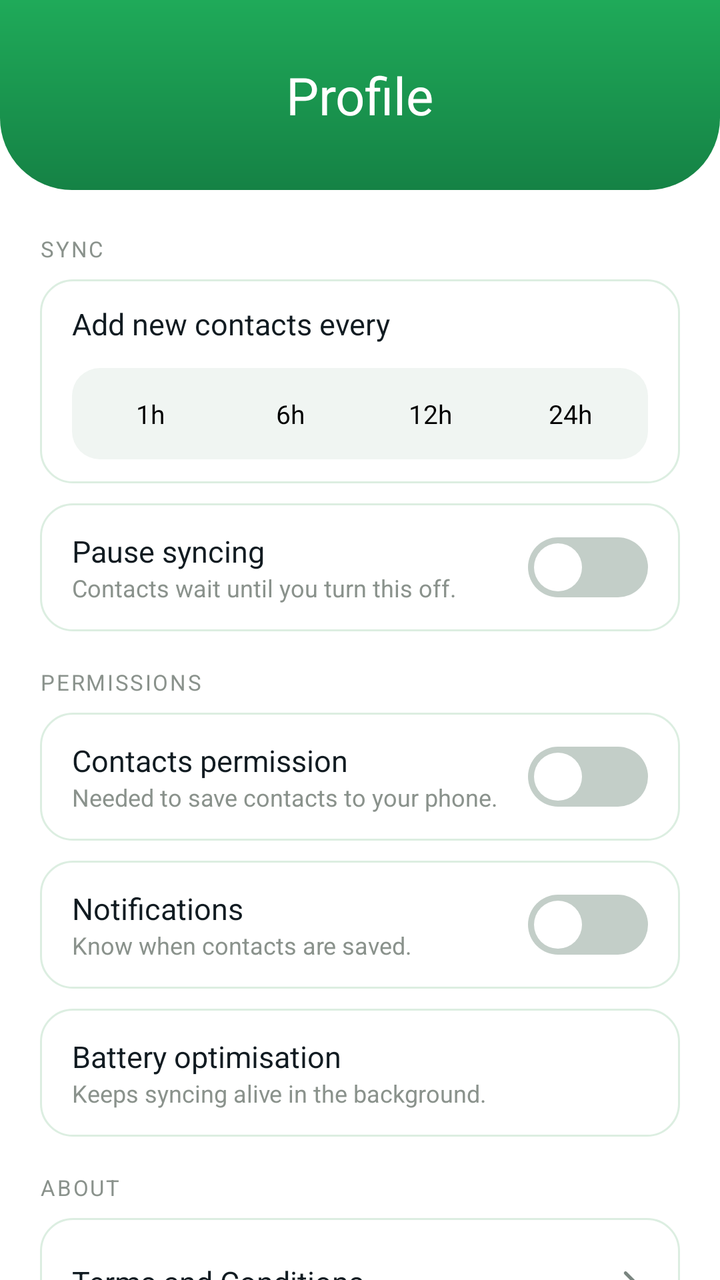
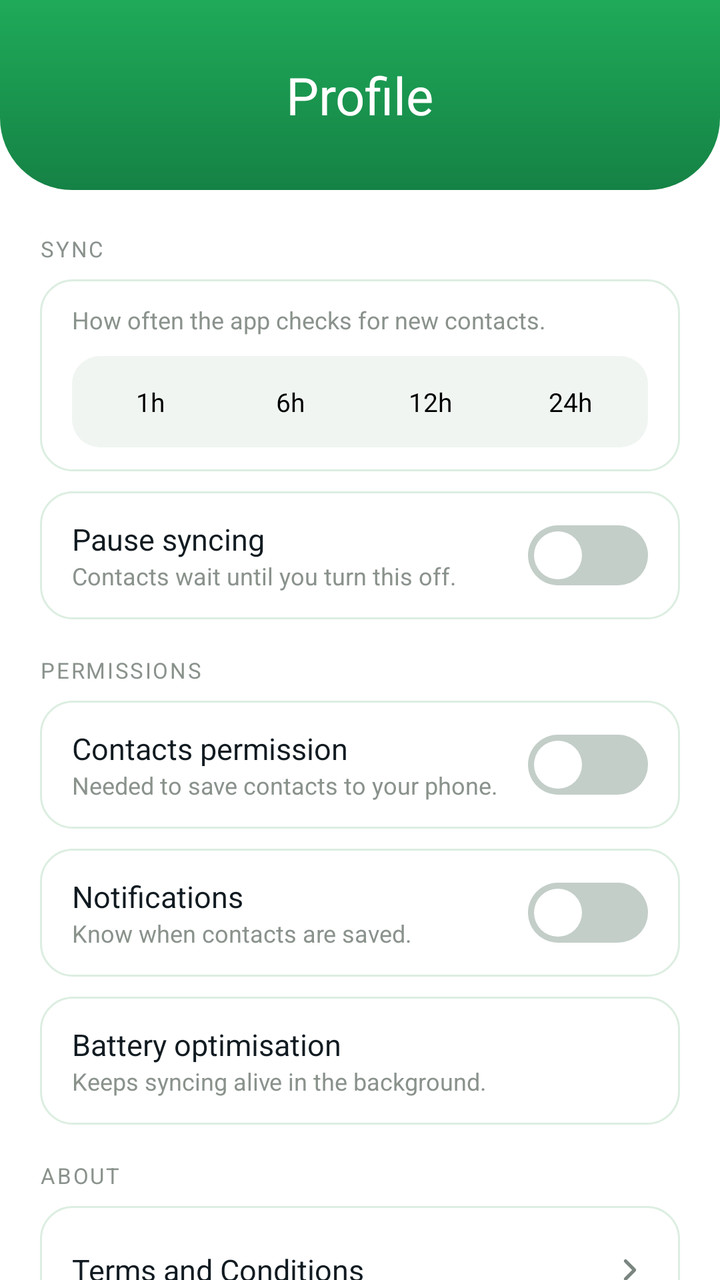

Screens rendered from an Android XML layout before and after an edit, with the pre-edit source and the edit as a unified diff.
<!-- AndroidManifest.xml: application theme Theme.ViewGrow.Starting -->
<!-- res/layout/fragment_profile.xml -->
<?xml version="1.0" encoding="utf-8"?>
<LinearLayout xmlns:android="http://schemas.android.com/apk/res/android"
    xmlns:app="http://schemas.android.com/apk/res-auto"
    android:layout_width="match_parent"
    android:layout_height="match_parent"
    android:background="@color/surface"
    android:orientation="vertical">

    
    <LinearLayout
        android:id="@+id/hero"
        android:layout_width="match_parent"
        android:layout_height="wrap_content"
        android:background="@drawable/bg_hero"
        android:gravity="center_horizontal"
        android:orientation="vertical"
        android:paddingTop="30dp"
        android:paddingBottom="30dp">
        <TextView
            android:layout_width="wrap_content"
            android:layout_height="wrap_content"
            android:tag="extrabold"
            android:text="Profile"
            android:textColor="@color/white"
            android:textSize="26sp" />
    </LinearLayout>

    <ScrollView
        android:layout_width="match_parent"
        android:layout_height="0dp"
        android:layout_weight="1"
        android:clipToPadding="false"
        android:paddingBottom="90dp"
        android:scrollbars="none">

        
        <LinearLayout
            android:layout_width="match_parent"
            android:layout_height="wrap_content"
            android:orientation="vertical"
            android:paddingStart="20dp"
            android:paddingTop="22dp"
            android:paddingEnd="20dp"
            android:paddingBottom="20dp">

            <TextView style="@style/SectionLabel" android:layout_marginTop="0dp" android:text="SYNC" />

            
            <LinearLayout
                android:id="@+id/row_interval"
                style="@style/SettingRow"
                android:orientation="vertical"
                android:gravity="start">
                <TextView style="@style/SettingTitle" android:text="Add new contacts every" />
                <LinearLayout
                    android:layout_width="match_parent"
                    android:layout_height="wrap_content"
                    android:layout_marginTop="12dp"
                    android:background="@drawable/bg_seg_track"
                    android:orientation="horizontal"
                    android:padding="4dp">
                    <TextView
                        android:id="@+id/seg_1"
                        android:layout_width="0dp"
                        android:layout_height="wrap_content"
                        android:layout_weight="1"
                        android:gravity="center"
                        android:paddingTop="10dp"
                        android:paddingBottom="10dp"
                        android:tag="semibold"
                        android:text="1h"
                        android:textSize="13sp" />
                    <TextView
                        android:id="@+id/seg_6"
                        android:layout_width="0dp"
                        android:layout_height="wrap_content"
                        android:layout_weight="1"
                        android:gravity="center"
                        android:paddingTop="10dp"
                        android:paddingBottom="10dp"
                        android:tag="semibold"
                        android:text="6h"
                        android:textSize="13sp" />
                    <TextView
                        android:id="@+id/seg_12"
                        android:layout_width="0dp"
                        android:layout_height="wrap_content"
                        android:layout_weight="1"
                        android:gravity="center"
                        android:paddingTop="10dp"
                        android:paddingBottom="10dp"
                        android:tag="semibold"
                        android:text="12h"
                        android:textSize="13sp" />
                    <TextView
                        android:id="@+id/seg_24"
                        android:layout_width="0dp"
                        android:layout_height="wrap_content"
                        android:layout_weight="1"
                        android:gravity="center"
                        android:paddingTop="10dp"
                        android:paddingBottom="10dp"
                        android:tag="semibold"
                        android:text="24h"
                        android:textSize="13sp" />
                </LinearLayout>
            </LinearLayout>

            <LinearLayout style="@style/SettingRow">
                <LinearLayout
                    android:layout_width="0dp"
                    android:layout_height="wrap_content"
                    android:layout_weight="1"
                    android:orientation="vertical">
                    <TextView style="@style/SettingTitle" android:text="Pause syncing" />
                    <TextView style="@style/SettingSub" android:text="Contacts wait until you turn this off." />
                </LinearLayout>
                <androidx.appcompat.widget.SwitchCompat
                    android:id="@+id/sw_pause"
                    style="@style/SettingSwitch" />
            </LinearLayout>

            <TextView style="@style/SectionLabel" android:text="PERMISSIONS" />

            <LinearLayout style="@style/SettingRow">
                <LinearLayout
                    android:layout_width="0dp"
                    android:layout_height="wrap_content"
                    android:layout_weight="1"
                    android:orientation="vertical">
                    <TextView style="@style/SettingTitle" android:text="Contacts permission" />
                    <TextView style="@style/SettingSub" android:text="Needed to save contacts to your phone." />
                </LinearLayout>
                <androidx.appcompat.widget.SwitchCompat
                    android:id="@+id/sw_contacts"
                    style="@style/SettingSwitch" />
            </LinearLayout>

            <LinearLayout style="@style/SettingRow">
                <LinearLayout
                    android:layout_width="0dp"
                    android:layout_height="wrap_content"
                    android:layout_weight="1"
                    android:orientation="vertical">
                    <TextView style="@style/SettingTitle" android:text="Notifications" />
                    <TextView style="@style/SettingSub" android:text="Know when contacts are saved." />
                </LinearLayout>
                <androidx.appcompat.widget.SwitchCompat
                    android:id="@+id/sw_notif"
                    style="@style/SettingSwitch" />
            </LinearLayout>

            <LinearLayout
                android:id="@+id/row_battery"
                style="@style/SettingRow"
                android:clickable="true"
                android:focusable="true">
                <LinearLayout
                    android:layout_width="0dp"
                    android:layout_height="wrap_content"
                    android:layout_weight="1"
                    android:orientation="vertical">
                    <TextView style="@style/SettingTitle" android:text="Battery optimisation" />
                    <TextView style="@style/SettingSub" android:text="Keeps syncing alive in the background." />
                </LinearLayout>
                <TextView
                    android:id="@+id/battery_chip"
                    android:layout_width="wrap_content"
                    android:layout_height="wrap_content"
                    android:layout_marginStart="12dp"
                    android:paddingStart="9dp"
                    android:paddingTop="3dp"
                    android:paddingEnd="9dp"
                    android:paddingBottom="3dp"
                    android:tag="semibold"
                    android:textSize="11sp" />
            </LinearLayout>

            <TextView style="@style/SectionLabel" android:text="ABOUT" />

            <LinearLayout
                android:id="@+id/row_terms"
                style="@style/SettingRow"
                android:clickable="true"
                android:focusable="true">
                <TextView style="@style/SettingTitle" android:layout_width="0dp" android:layout_weight="1" android:text="Terms and Conditions" />
                <ImageView
                    android:layout_width="18dp"
                    android:layout_height="18dp"
                    android:contentDescription="@null"
                    android:src="@drawable/ic_chevron_right" />
            </LinearLayout>

            <LinearLayout
                android:id="@+id/row_privacy"
                style="@style/SettingRow"
                android:clickable="true"
                android:focusable="true">
                <TextView style="@style/SettingTitle" android:layout_width="0dp" android:layout_weight="1" android:text="Privacy Policy" />
                <ImageView
                    android:layout_width="18dp"
                    android:layout_height="18dp"
                    android:contentDescription="@null"
                    android:src="@drawable/ic_chevron_right" />
            </LinearLayout>

            
            <TextView
                android:id="@+id/btn_logout"
                android:layout_width="match_parent"
                android:layout_height="wrap_content"
                android:layout_marginTop="8dp"
                android:background="@drawable/bg_logout"
                android:clickable="true"
                android:focusable="true"
                android:gravity="center"
                android:paddingTop="15dp"
                android:paddingBottom="15dp"
                android:tag="bold"
                android:text="Log out"
                android:textColor="@color/green_text"
                android:textSize="13.5sp" />

            <TextView
                android:id="@+id/btn_delete"
                android:layout_width="match_parent"
                android:layout_height="wrap_content"
                android:layout_marginTop="10dp"
                android:background="@drawable/bg_delete"
                android:clickable="true"
                android:focusable="true"
                android:gravity="center"
                android:paddingTop="15dp"
                android:paddingBottom="15dp"
                android:tag="bold"
                android:text="Delete My Contacts"
                android:textColor="@color/red_dark"
                android:textSize="13.5sp" />

            <TextView
                android:id="@+id/version"
                android:layout_width="match_parent"
                android:layout_height="wrap_content"
                android:layout_marginTop="16dp"
                android:gravity="center"
                android:textColor="@color/muted"
                android:textSize="12sp" />
        </LinearLayout>
    </ScrollView>
</LinearLayout>
<!-- resources referenced by this layout -->
<resources>
  <color name="green_text">#158245</color>
  <color name="muted">#8A928C</color>
  <color name="red_dark">#B3413D</color>
  <color name="surface">#FFFFFF</color>
  <color name="white">#FFFFFF</color>
  <!-- drawable bg_delete (drawable) -->
  <?xml version="1.0" encoding="utf-8"?>
  <shape xmlns:android="http://schemas.android.com/apk/res/android" android:shape="rectangle">
      <solid android:color="@color/red_bg" />
      <stroke android:width="1dp" android:color="@color/red_dark" />
      <corners android:radius="14dp" />
  </shape>
  <!-- drawable bg_hero (drawable) -->
  <?xml version="1.0" encoding="utf-8"?>
  <shape xmlns:android="http://schemas.android.com/apk/res/android" android:shape="rectangle">
      <gradient android:angle="270" android:startColor="@color/green" android:endColor="@color/green_dark" />
      <corners android:bottomLeftRadius="36dp" android:bottomRightRadius="36dp" />
  </shape>
  <!-- drawable bg_logout (drawable) -->
  <?xml version="1.0" encoding="utf-8"?>
  <shape xmlns:android="http://schemas.android.com/apk/res/android" android:shape="rectangle">
      <solid android:color="@color/tint" />
      <stroke android:width="1dp" android:color="@color/green_text" />
      <corners android:radius="14dp" />
  </shape>
  <!-- drawable bg_seg_track (drawable) -->
  <?xml version="1.0" encoding="utf-8"?>
  <shape xmlns:android="http://schemas.android.com/apk/res/android" android:shape="rectangle">
      <solid android:color="@color/seg_track" />
      <corners android:radius="14dp" />
  </shape>
  <style name="SettingSub">
          <item name="android:layout_width">wrap_content</item>
          <item name="android:layout_height">wrap_content</item>
          <item name="android:textColor">@color/muted</item>
          <item name="android:textSize">12sp</item>
      </style>
  <style name="SettingTitle">
          <item name="android:layout_width">wrap_content</item>
          <item name="android:layout_height">wrap_content</item>
          <item name="android:tag">semibold</item>
          <item name="android:textColor">@color/dark</item>
          <item name="android:textSize">15sp</item>
      </style>
  <style name="Theme.ViewGrow.Starting" parent="Theme.SplashScreen">
          <item name="windowSplashScreenBackground">@color/splash_bg</item>
          <item name="windowSplashScreenAnimatedIcon">@drawable/splash_icon</item>
          <item name="postSplashScreenTheme">@style/Theme.ViewGrow</item>
      </style>
  <color name="red_bg">#FBEAE9</color>
  <color name="green">#1FAA59</color>
  <color name="green_dark">#158245</color>
  <color name="tint">#E1F5EB</color>
  <color name="seg_track">#F0F5F2</color>
  <color name="text2">#7A8580</color>
  <!-- drawable bg_card (drawable) -->
  <?xml version="1.0" encoding="utf-8"?>
  <shape xmlns:android="http://schemas.android.com/apk/res/android" android:shape="rectangle">
      <solid android:color="@color/surface" />
      <stroke android:width="1dp" android:color="@color/border" />
      <corners android:radius="16dp" />
  </shape>
  <!-- drawable switch_thumb_shape (drawable) -->
  <?xml version="1.0" encoding="utf-8"?>
  <layer-list xmlns:android="http://schemas.android.com/apk/res/android">
      <item
          android:left="3dp"
          android:top="3dp"
          android:right="3dp"
          android:bottom="3dp">
          <shape android:shape="oval">
              <size android:width="24dp" android:height="24dp" />
              <solid android:color="#FFFFFFFF" />
          </shape>
      </item>
  </layer-list>
  <!-- drawable switch_track_shape (drawable) -->
  <?xml version="1.0" encoding="utf-8"?>
  <shape xmlns:android="http://schemas.android.com/apk/res/android" android:shape="rectangle">
      <size android:width="52dp" android:height="30dp" />
      <corners android:radius="15dp" />
      <solid android:color="#FFFFFFFF" />
  </shape>
  <color name="dark">#111B21</color>
  <color name="splash_bg">#F6F6F6</color>
  <color name="border">#DCEEE1</color>
  <!-- unchanged entries left out for length: 6 -->
</resources>

<!-- the commit's change to res/layout/fragment_profile.xml (unified diff, before → after) -->
@@ -51,11 +51,11 @@
                 style="@style/SettingRow"
                 android:orientation="vertical"
                 android:gravity="start">
-                <TextView style="@style/SettingTitle" android:text="Add new contacts every" />
+                <TextView style="@style/SettingSub" android:text="How often the app checks for new contacts." />
                 <LinearLayout
                     android:layout_width="match_parent"
                     android:layout_height="wrap_content"
-                    android:layout_marginTop="12dp"
+                    android:layout_marginTop="10dp"
                     android:background="@drawable/bg_seg_track"
                     android:orientation="horizontal"
                     android:padding="4dp">
